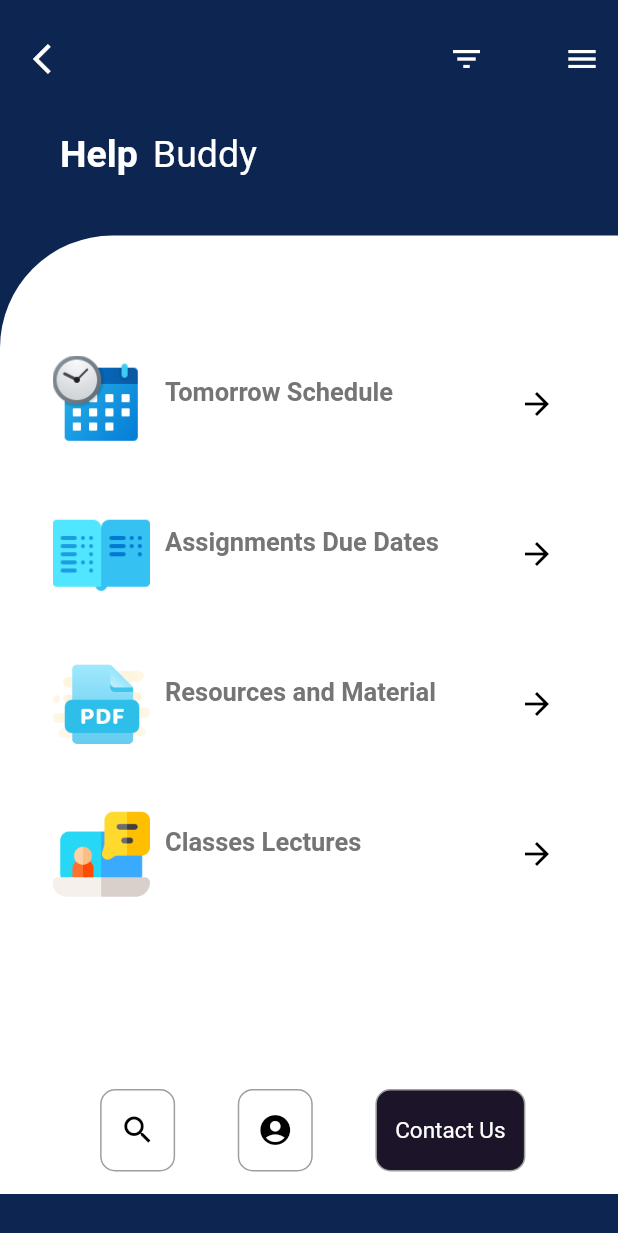
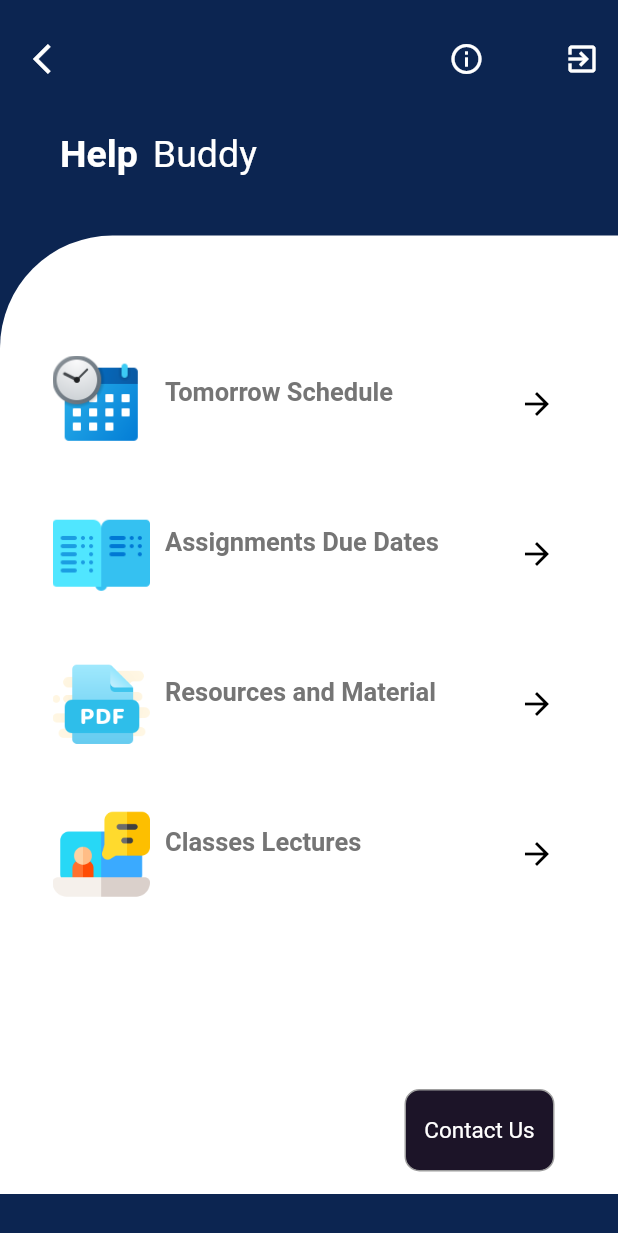
Before and after one commit to ctrl-gaurav/Help-Buddy, a Flutter app: the MyResourcePage screen opened directly, on a phone screen of 412 x 824 dp. Shown: the top 1233 px of the screen. Run offline on Flutter 3.47's test engine with Material 2 defaults, Android fonts, the phone set to English and light mode, and no system bars; our stand-ins replace cloud_firestore, firebase_auth, firebase_core, fluttertoast, modal_progress_hud; accounts and stored records are empty; Roboto replaces fonts that are missing (Montserrat).

```diff
--- a/lib/resourcesScreen/ResourceScreen.dart
+++ b/lib/resourcesScreen/ResourceScreen.dart
@@ -1,3 +1,4 @@
+import 'package:firebase_auth/firebase_auth.dart';
 import 'package:flutter/cupertino.dart';
 import 'package:flutter/material.dart';
 import 'package:help_buddy/thirdScreen/AssignmentsDate.dart';
@@ -17,11 +18,15 @@ class ResourceScreen extends StatelessWidget {
 }
 
 class MyResourcePage extends StatefulWidget {
+
+
   @override
   _MyResourcePageState createState() => _MyResourcePageState();
 }
 
 class _MyResourcePageState extends State<MyResourcePage> {
+
+  final _auth = FirebaseAuth.instance;
   @override
   Widget build(BuildContext context) {
     return Scaffold(
@@ -38,6 +43,7 @@ class _MyResourcePageState extends State<MyResourcePage> {
                   color: Colors.white,
                   onPressed: () {
                     Navigator.pop(context);
+                    Navigator.pop(context);
                   },
                 ),
                 Container(
@@ -46,14 +52,19 @@ class _MyResourcePageState extends State<MyResourcePage> {
                       mainAxisAlignment: MainAxisAlignment.spaceBetween,
                       children: <Widget>[
                         IconButton(
-                          icon: Icon(Icons.filter_list),
+                          icon: Icon(Icons.info_outline),
                           color: Colors.white,
                           onPressed: () {},
                         ),
                         IconButton(
-                          icon: Icon(Icons.menu),
+                          icon: Icon(Icons.exit_to_app),
                           color: Colors.white,
-                          onPressed: () {},
+                          onPressed: () async {
+                              await _auth.signOut();
+                              Navigator.pop(context);
+                              Navigator.pop(context);
+
+                          },
                         )
                       ],
                     ))
@@ -108,34 +119,35 @@ class _MyResourcePageState extends State<MyResourcePage> {
                 Row(
                   mainAxisAlignment: MainAxisAlignment.spaceEvenly,
                   children: <Widget>[
-                    Container(
-                      height: 55.0,
-                      width: 50.0,
-                      decoration: BoxDecoration(
-                        border: Border.all(
-                            color: Colors.grey,
-                            style: BorderStyle.solid,
-                            width: 1.0),
-                        borderRadius: BorderRadius.circular(10.0),
-                      ),
-                      child: Center(
-                        child: Icon(Icons.search, color: Colors.black),
-                      ),
-                    ),
-                    Container(
-                      height: 55.0,
-                      width: 50.0,
-                      decoration: BoxDecoration(
-                        border: Border.all(
-                            color: Colors.grey,
-                            style: BorderStyle.solid,
-                            width: 1.0),
-                        borderRadius: BorderRadius.circular(10.0),
-                      ),
-                      child: Center(
-                        child: Icon(Icons.account_circle, color: Colors.black),
-                      ),
-                    ),
+                    // Container(
+                    //   height: 55.0,
+                    //   width: 50.0,
+                    //   decoration: BoxDecoration(
+                    //     border: Border.all(
+                    //         color: Colors.grey,
+                    //         style: BorderStyle.solid,
+                    //         width: 1.0),
+                    //     borderRadius: BorderRadius.circular(10.0),
+                    //   ),
+                    //   child: Center(
+                    //     child: Icon(Icons.search, color: Colors.black),
+                    //   ),
+                    // ),
+                    // Container(
+                    //   height: 55.0,
+                    //   width: 50.0,
+                    //   decoration: BoxDecoration(
+                    //     border: Border.all(
+                    //         color: Colors.grey,
+                    //         style: BorderStyle.solid,
+                    //         width: 1.0),
+                    //     borderRadius: BorderRadius.circular(10.0),
+                    //   ),
+                    //   child: Center(
+                    //     child: Icon(Icons.account_circle, color: Colors.black),
+                    //   ),
+                    // ),
+                    SizedBox(width: 200,),
                     Container(
                       height: 55.0,
                       width: 100.0,
@@ -152,7 +164,7 @@ class _MyResourcePageState extends State<MyResourcePage> {
                                   fontFamily: 'Montserrat',
                                   color: Colors.white,
                                   fontSize: 15.0))),
-                    )
+                    ),
                   ],
                 ),
               ],
--- a/pubspec.yaml
+++ b/pubspec.yaml
@@ -35,7 +35,7 @@ dependencies:
   firebase_auth: ^0.18.1+2
   cloud_firestore: ^0.14.1+3
   modal_progress_hud: ^0.1.3
-  shared_preferences: ^0.5.12+2
+  fluttertoast: ^7.1.1
 
 dev_dependencies:
   flutter_test:
```
Also changed, not shown: lib/secondScreen/SecondScreen.dart (+19 -1 lines), pubspec.lock.
